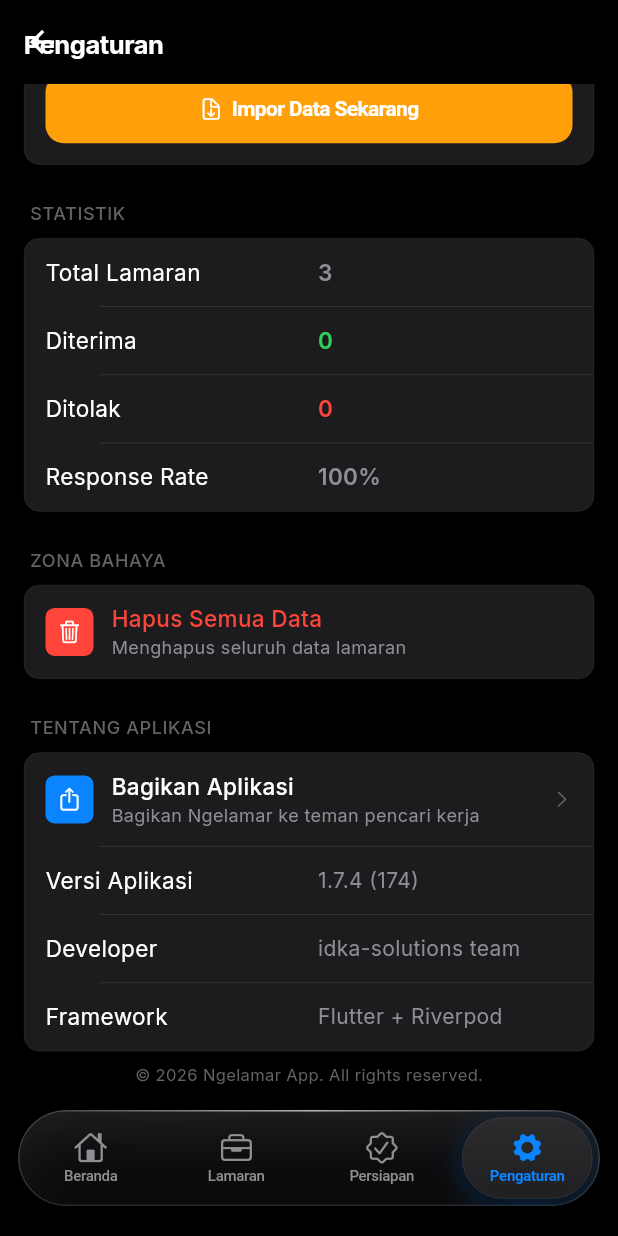
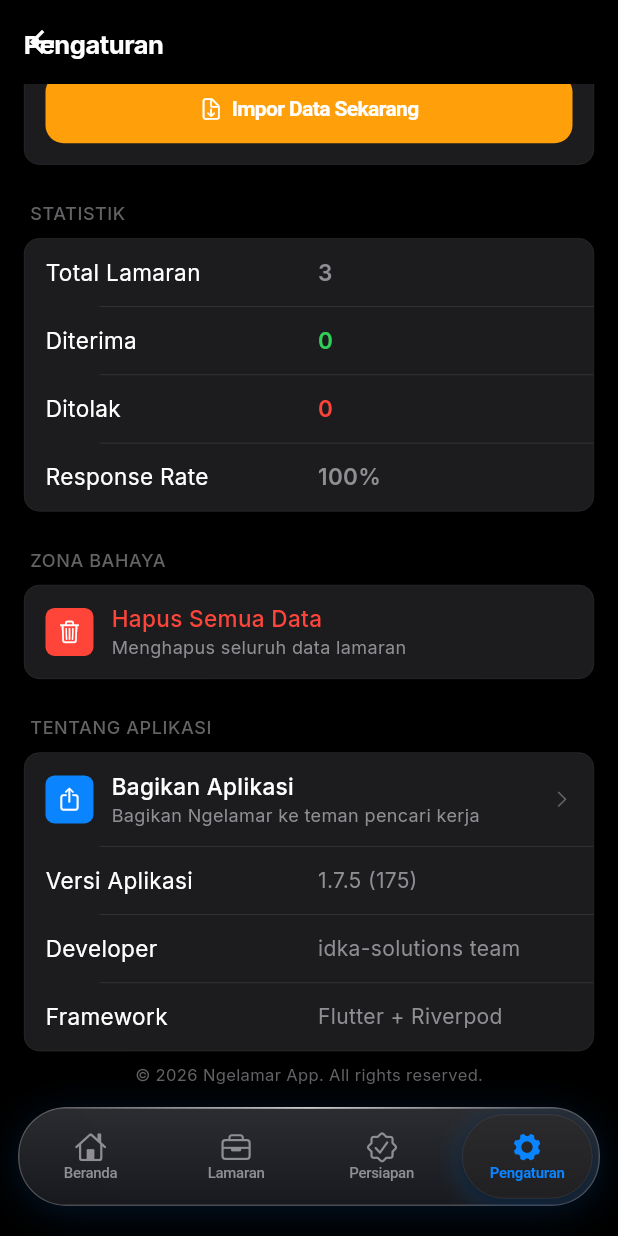
Before and after one commit to rozaqi02/ngelamar-mobile, a Flutter app: the MainNavigation screen opened directly, item 4 of the bottom bar chosen, scrolled down 898 dp, on a phone screen of 412 x 824 dp. Run offline on Flutter 3.47's test engine with Material 3 defaults, Android fonts, the phone set to English and light mode, and no system bars; our stand-ins replace flutter_local_notifications, flutter_riverpod, google_fonts, hive_flutter, image_picker, share_plus and 2 more; missing offline and left inert: google_mlkit_text_recognition; accounts and stored records are empty.

Commit message:
fix(audit): perbaiki ScrollController multi-attach, hapus halusinasi fallback OCR, perbarui versi v1.7.5, perbaiki shadow navbar & RenderFlex overflow. idka-solutions team

```diff
--- a/lib/views/main_navigation.dart
+++ b/lib/views/main_navigation.dart
@@ -136,20 +136,40 @@ class _MainNavigationState extends ConsumerState<MainNavigation>
                   builder: (context, constraints) {
                     final navWidth = constraints.maxWidth;
                     final itemW = navWidth / _items.length;
-                    const navHeight = 64.0;
+                    const navHeight = 66.0;
 
-                    return ClipRRect(
+                    return Container(
+                      decoration: BoxDecoration(
+                        borderRadius: BorderRadius.circular(32),
+                        boxShadow: [
+                          BoxShadow(
+                            color: Colors.black.withValues(
+                              alpha: isDark ? 0.45 : 0.12,
+                            ),
+                            blurRadius: 28,
+                            spreadRadius: -2,
+                            offset: const Offset(0, 10),
+                          ),
+                          BoxShadow(
+                            color: (isDark ? AppTheme.systemBlue : AppTheme.lSystemBlue)
+                                .withValues(alpha: isDark ? 0.15 : 0.08),
+                            blurRadius: 20,
+                            offset: const Offset(0, 4),
+                          ),
+                        ],
+                      ),
+                      child: ClipRRect(
                         borderRadius: BorderRadius.circular(32),
                         child: Stack(
                           children: [
-                          // Layer 1: Real Backdrop Frosted Blur
+                            // Layer 1: Real Backdrop Frosted Blur + Fallback Translucency
                             Positioned.fill(
                               child: BackdropFilter(
-                              filter: ImageFilter.blur(sigmaX: 40, sigmaY: 40),
+                                filter: ImageFilter.blur(sigmaX: 35, sigmaY: 35),
                                 child: Container(
                                   color: isDark
-                                    ? const Color(0xA0141418)
-                                    : const Color(0xAAF2F2F6),
+                                      ? const Color(0xD816161A)
+                                      : const Color(0xECF4F4F8),
                                 ),
                               ),
                             ),
@@ -163,56 +183,38 @@ class _MainNavigationState extends ConsumerState<MainNavigation>
                                     end: Alignment.bottomCenter,
                                     colors: isDark
                                         ? [
-                                          Colors.white.withValues(alpha: 0.08),
+                                            Colors.white.withValues(alpha: 0.10),
                                             Colors.white.withValues(alpha: 0.02),
                                           ]
                                         : [
-                                          Colors.white.withValues(alpha: 0.65),
-                                          Colors.white.withValues(alpha: 0.30),
+                                            Colors.white.withValues(alpha: 0.70),
+                                            Colors.white.withValues(alpha: 0.35),
                                           ],
                                   ),
                                   borderRadius: BorderRadius.circular(32),
                                   border: Border.all(
                                     color: isDark
-                                      ? Colors.white.withValues(alpha: 0.20)
-                                      : Colors.white.withValues(alpha: 0.80),
+                                        ? Colors.white.withValues(alpha: 0.22)
+                                        : Colors.white.withValues(alpha: 0.85),
                                     width: 1.0,
                                   ),
                                 ),
                               ),
                             ),
 
-                          // Layer 3: Drop shadow (rendered via decoration, not blur)
-                          Positioned.fill(
-                            child: DecoratedBox(
-                              decoration: BoxDecoration(
-                                borderRadius: BorderRadius.circular(32),
-                                boxShadow: [
-                                  BoxShadow(
-                                    color: Colors.black.withValues(
-                                      alpha: isDark ? 0.50 : 0.10,
-                                    ),
-                                    blurRadius: 32,
-                                    offset: const Offset(0, 12),
-                                  ),
-                                ],
-                              ),
-                            ),
-                          ),
-
-                          // Layer 4: Specular Top Rim Highlight (Apple Glass Polish)
+                            // Layer 3: Specular Top Rim Highlight (Apple Glass Polish)
                             Positioned(
                               top: 0,
                               left: 20,
                               right: 20,
-                            height: 1.0,
+                              height: 1.2,
                               child: Container(
                                 decoration: BoxDecoration(
                                   gradient: LinearGradient(
                                     colors: [
                                       Colors.white.withValues(alpha: 0.0),
                                       Colors.white.withValues(
-                                      alpha: isDark ? 0.60 : 1.0,
+                                        alpha: isDark ? 0.70 : 1.0,
                                       ),
                                       Colors.white.withValues(alpha: 0.0),
                                     ],
@@ -221,7 +223,7 @@ class _MainNavigationState extends ConsumerState<MainNavigation>
                               ),
                             ),
 
-                          // Layer 5: Content (Pill + Icons)
+                            // Layer 4: Content (Pill + Icons)
                             SizedBox(
                               height: navHeight,
                               child: Stack(
@@ -253,6 +255,7 @@ class _MainNavigationState extends ConsumerState<MainNavigation>
                               ),
                             ),
                           ],
+                        ),
                       ),
                     );
                   },
@@ -326,9 +329,12 @@ class _MainNavigationState extends ConsumerState<MainNavigation>
                 child: child,
               );
             },
+            child: FittedBox(
+              fit: BoxFit.scaleDown,
+              alignment: Alignment.center,
               child: Column(
                 mainAxisAlignment: MainAxisAlignment.center,
-              mainAxisSize: MainAxisSize.max,
+                mainAxisSize: MainAxisSize.min,
                 children: [
                   // Icon dengan smooth scale/fade swap
                   AnimatedSwitcher(
@@ -341,10 +347,10 @@ class _MainNavigationState extends ConsumerState<MainNavigation>
                       isSelected ? item.activeIcon : item.inactiveIcon,
                       key: ValueKey('${index}_$isSelected'),
                       color: isSelected ? activeColor : inactiveColor,
-                    size: 22,
+                      size: 21,
                     ),
                   ),
-                const SizedBox(height: 3),
+                  const SizedBox(height: 2),
                   AnimatedDefaultTextStyle(
                     duration: const Duration(milliseconds: 180),
                     style: TextStyle(
@@ -366,6 +372,7 @@ class _MainNavigationState extends ConsumerState<MainNavigation>
             ),
           ),
         ),
+      ),
     );
   }
 }
--- a/lib/views/settings/settings_screen.dart
+++ b/lib/views/settings/settings_screen.dart
@@ -24,8 +24,8 @@ class _SettingsScreenState extends ConsumerState<SettingsScreen> {
   final _importController = TextEditingController();
   final _nameController = TextEditingController();
   final _emailController = TextEditingController();
-  static const String _appVersion = '1.7.4';
-  static const String _buildNumber = '174';
+  static const String _appVersion = '1.7.5';
+  static const String _buildNumber = '175';
 
   @override
   void initState() {
```
Also changed, not shown: lib/views/jobs/add_edit_job_screen.dart (+3 -15 lines), lib/views/jobs/job_list_screen.dart (+14 -7 lines). Lines whose indentation alone changed are shown as unchanged.
